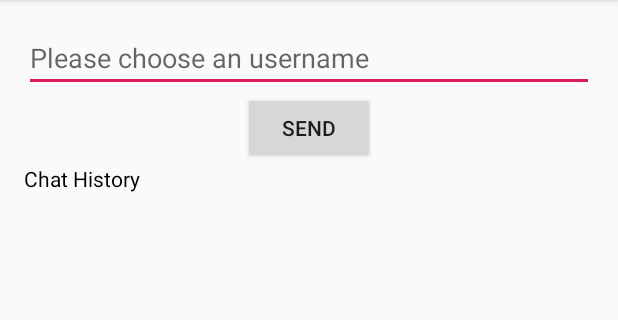
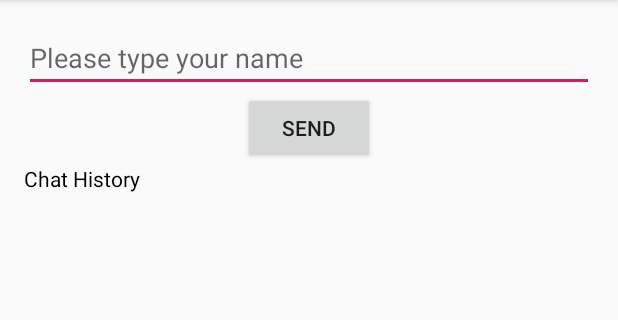
Before and after one commit to arhanashik/SocketDemo, an Android app: the screen it shows after launch (MainActivity), on a phone screen of 412 x 824 dp, the part 84-404 px from its top. Run offline under Robolectric (Android 15) with nearby library versions, the phone set to English and light mode, and no system bars; libraries missing offline, so code that uses them is left out: com.github.nkzawa.emitter, com.github.nkzawa.socketio; 8 statements that could not run were skipped.

Commit message:
- name can be chosen now

```diff
--- a/app/src/main/res/values/strings.xml
+++ b/app/src/main/res/values/strings.xml
@@ -2,5 +2,5 @@
     <string name="app_name">SocketDemo</string>
     <string name="hint_message">What do you want to say?</string>
     <string name="label_send">Send</string>
-    <string name="hint_username">Please choose an username</string>
+    <string name="hint_username">Please type your name</string>
 </resources>
```
